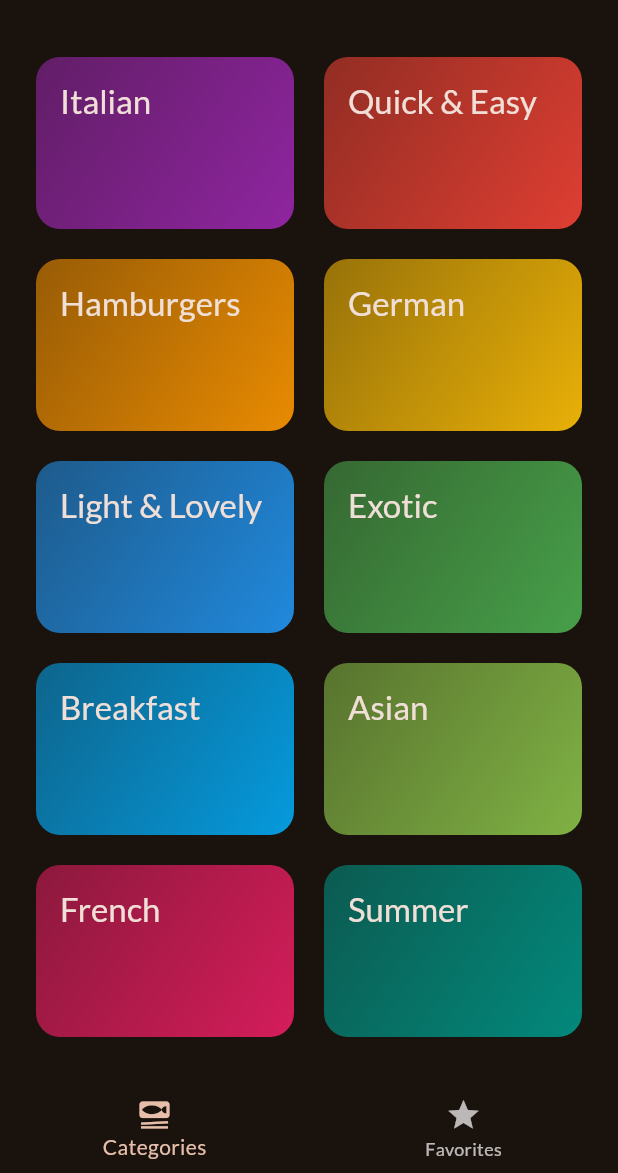
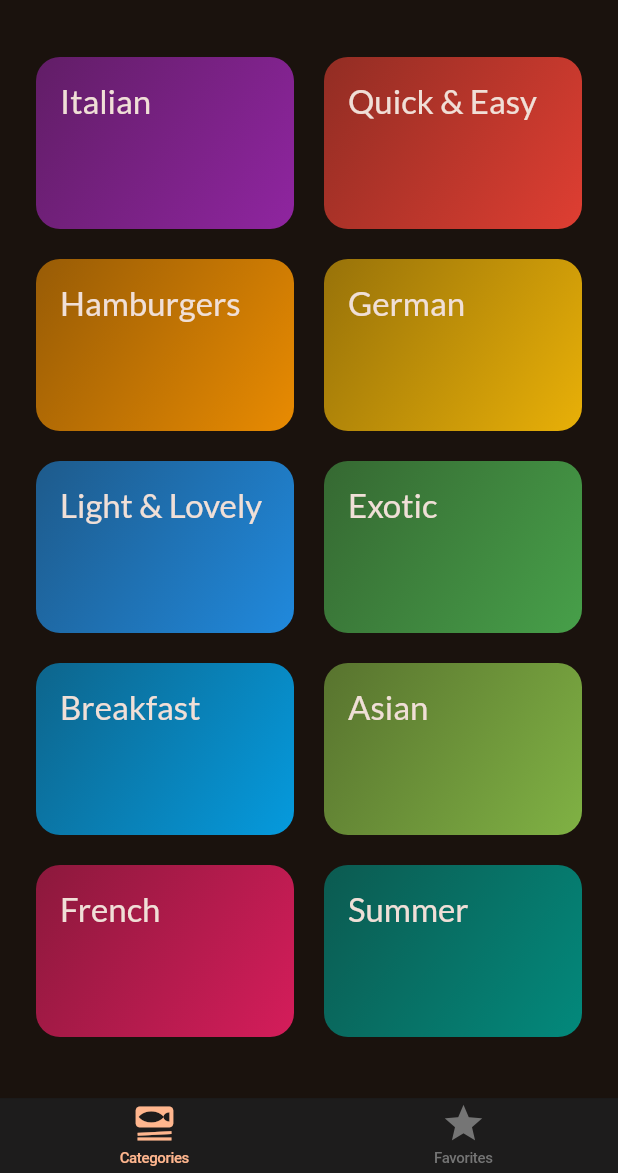
Before and after one commit to SumitThakr/meals_app_flutter, a Flutter app: the screen it shows after launch, on a phone screen of 412 x 824 dp, the part 63-1236 px from its top. Run offline on Flutter 3.47's test engine with Material 2 defaults, Android fonts, the phone set to English and light mode, and no system bars; our stand-ins replace flutter_riverpod, google_fonts, transparent_image.

Commit message:
tab added in all screen

```diff
--- a/lib/screens/categories.dart
+++ b/lib/screens/categories.dart
@@ -5,11 +5,16 @@ import 'package:meals_app_flutter/screens/meals.dart';
 import 'package:meals_app_flutter/widgets/category_grid_item.dart';
 
 import '../models/meal.dart';
+import '../providers/filters_provider.dart';
+import '../widgets/main_drawer.dart';
+import 'filters.dart';
 
 class CategoriesScreen extends StatefulWidget {
-  const CategoriesScreen({super.key, required this.availableMeals});
+  const CategoriesScreen(
+      {super.key, required this.availableMeals, required this.title});
 
   final List<Meal> availableMeals;
+  final String title;
 
   @override
   State<CategoriesScreen> createState() => _CategoriesScreenState();
@@ -18,6 +23,7 @@ class CategoriesScreen extends StatefulWidget {
 class _CategoriesScreenState extends State<CategoriesScreen>
     with SingleTickerProviderStateMixin {
   late AnimationController _animationController;
+
   @override
   void initState() {
     super.initState();
@@ -53,9 +59,30 @@ class _CategoriesScreenState extends State<CategoriesScreen>
     );
   }
 
+  ///For Drawer Navigation start ///
+  void _setScreen(String identifier) async {
+    Navigator.of(context).pop();
+    if (identifier == 'filters') {
+      await Navigator.of(context).push<Map<Filter, bool>>(
+        MaterialPageRoute(
+          builder: (ctx) => const FiltersScreen(),
+        ),
+      );
+    }
+  }
+
+  ///For Drawer Navigation end ///
+
   @override
   Widget build(BuildContext context) {
-    return AnimatedBuilder(
+    return Scaffold(
+      appBar: AppBar(
+        title: Text(widget.title),
+      ),
+      drawer: MainDrawer(
+        onSelectScreen: _setScreen,
+      ),
+      body: AnimatedBuilder(
         animation: _animationController,
         child: GridView(
           padding: const EdgeInsets.all(24),
@@ -75,19 +102,6 @@ class _CategoriesScreenState extends State<CategoriesScreen>
               )
           ],
         ),
-      // builder: (context, child) => Padding(
-      //   padding: EdgeInsets.only(top: 100 - _animationController.value * 100),
-      //   child: child,
-      // ),
-      // builder: (context, child) => SlideTransition(
-      //   position: _animationController.drive(
-      //     Tween(
-      //       begin: const Offset(0, 0.3),
-      //       end: const Offset(0, 0),
-      //     ),
-      //   ),
-      //   child: child,
-      // ),
         builder: (context, child) => SlideTransition(
           position: Tween(
             begin: const Offset(0, 0.3),
@@ -98,6 +112,7 @@ class _CategoriesScreenState extends State<CategoriesScreen>
           ),
           child: child,
         ),
+      ),
     );
   }
 }
--- a/lib/screens/filters.dart
+++ b/lib/screens/filters.dart
@@ -12,6 +12,12 @@ class FiltersScreen extends ConsumerWidget {
     return Scaffold(
       appBar: AppBar(
         title: const Text('your Filters'),
+        leading: IconButton(
+          onPressed: () {
+            Navigator.pop(context);
+          },
+          icon: const Icon(Icons.arrow_back),
+        ),
       ),
       body: Column(
         children: [
--- a/lib/screens/tabs.dart
+++ b/lib/screens/tabs.dart
@@ -1,10 +1,9 @@
+import 'package:flutter/cupertino.dart';
 import 'package:flutter/material.dart';
 import 'package:flutter_riverpod/flutter_riverpod.dart';
 import 'package:meals_app_flutter/providers/favorites_provider.dart';
 import 'package:meals_app_flutter/screens/categories.dart';
-import 'package:meals_app_flutter/screens/filters.dart';
 import 'package:meals_app_flutter/screens/meals.dart';
-import 'package:meals_app_flutter/widgets/main_drawer.dart';
 
 import '../providers/filters_provider.dart';
 
@@ -25,52 +24,10 @@ class TabsScreen extends ConsumerStatefulWidget {
 }
 
 class _TabsScreenState extends ConsumerState<TabsScreen> {
-  int _selectedPageIndex = 0;
-
-  void _selectPage(int index) {
-    setState(() {
-      _selectedPageIndex = index;
-    });
-  }
-
-  void _setScreen(String identifier) async {
-    Navigator.of(context).pop();
-    if (identifier == 'filters') {
-      await Navigator.of(context).push<Map<Filter, bool>>(
-        MaterialPageRoute(
-          builder: (ctx) => const FiltersScreen(),
-        ),
-      );
-    }
-  }
-
   @override
   Widget build(BuildContext context) {
-    final availableMeals = ref.watch(filteredMealsProvider);
-    Widget activePage = CategoriesScreen(
-      availableMeals: availableMeals,
-    );
-    var activePageTitle = 'Categories';
-
-    if (_selectedPageIndex == 1) {
-      final favoriteMeals = ref.watch(favoriteMealsProvider);
-      activePage = MealsScreen(
-        meals: favoriteMeals,
-      );
-      activePageTitle = 'Your Favorites';
-    }
-
-    return Scaffold(
-      appBar: AppBar(
-        title: Text(activePageTitle),
-      ),
-      drawer: MainDrawer(
-        onSelectScreen: _setScreen,
-      ),
-      body: activePage,
-      bottomNavigationBar: BottomNavigationBar(
-        onTap: _selectPage,
-        currentIndex: _selectedPageIndex, //active tab index
+    return CupertinoTabScaffold(
+      tabBar: CupertinoTabBar(
         items: const [
           BottomNavigationBarItem(
               icon: Icon(Icons.set_meal), label: 'Categories'),
@@ -80,6 +37,35 @@ class _TabsScreenState extends ConsumerState<TabsScreen> {
           ),
         ],
       ),
+      tabBuilder: (BuildContext context, int index) {
+        switch (index) {
+          case 0:
+            return CupertinoTabView(
+              builder: (context) {
+                var availableMeals = ref.watch(filteredMealsProvider);
+                return CupertinoPageScaffold(
+                  child: CategoriesScreen(
+                    availableMeals: availableMeals,
+                    title: 'Categories',
+                  ),
+                );
+              },
+            );
+          case 1:
+            return CupertinoTabView(
+              builder: (context) {
+                var favoriteMeals = ref.watch(favoriteMealsProvider);
+                return CupertinoPageScaffold(
+                  child: MealsScreen(
+                    meals: favoriteMeals,
+                    title: 'Your Favorites',
+                  ),
+                );
+              },
+            );
+        }
+        return const Text("Hello Last");
+      },
     );
   }
 }
```
Lines whose indentation alone changed are shown as unchanged.
